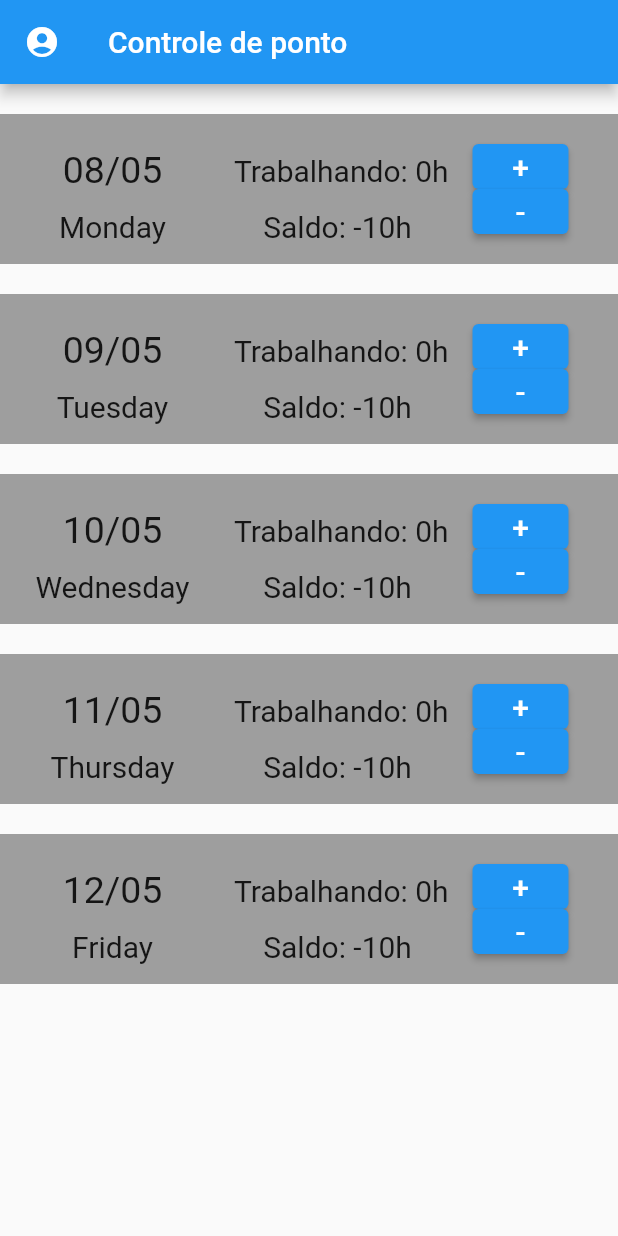
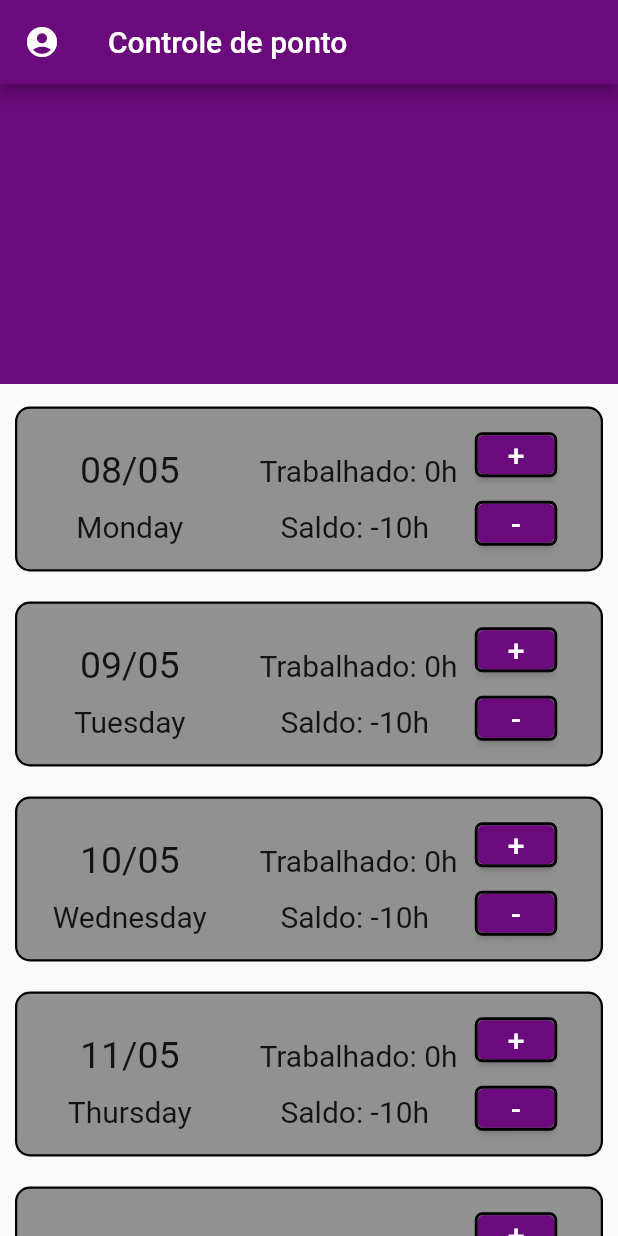
Before and after one commit to brunnobernardo/Flutter-with-Alura, a Flutter app: the screen it shows after launch, on a phone screen of 412 x 824 dp. Run offline on Flutter 3.47's test engine with Material 2 defaults, Android fonts, the light colour scheme and no system bars; missing offline and left inert: dart:html.

Commit message:
update ex002 flutter

```diff
--- a/flutter_ex002/lib/main.dart
+++ b/flutter_ex002/lib/main.dart
@@ -1,3 +1,5 @@
+import 'dart:html';
+
 import 'package:flutter/material.dart';
 
 void main() {
@@ -12,17 +14,19 @@ class MyApp extends StatelessWidget {
     return MaterialApp(
       home: Scaffold(
           appBar: AppBar(
+            backgroundColor: Color.fromARGB(255, 107, 10, 124),
             leading: Container(
               child: Icon(Icons.account_circle),
             ),
             title: Text('Controle de ponto'),
           ),
           body: ListView(children: [
-            mainContainer('08/05', 'Monday'),
-            mainContainer('09/05', 'Tuesday'),
-            mainContainer('10/05', 'Wednesday'),
-            mainContainer('11/05', 'Thursday'),
-            mainContainer('12/05', 'Friday')
+            imageContainer(),
+            countHours('08/05', 'Monday'),
+            countHours('09/05', 'Tuesday'),
+            countHours('10/05', 'Wednesday'),
+            countHours('11/05', 'Thursday'),
+            countHours('12/05', 'Friday'),
           ])
           // body
           ),
@@ -30,27 +34,44 @@ class MyApp extends StatelessWidget {
   }
 }
 
-class mainContainer extends StatefulWidget {
+class imageContainer extends StatelessWidget {
+  const imageContainer({super.key});
+
+  @override
+  Widget build(BuildContext context) {
+    return Padding(
+        padding: const EdgeInsets.only(bottom: 5),
+        child: Container(
+          height: 200,
+          color: Color.fromARGB(255, 107, 10, 124),
+        ));
+  }
+}
+
+class countHours extends StatefulWidget {
   final String date;
   final String day;
-  const mainContainer(this.date, this.day, {Key? key}) : super(key: key);
+  const countHours(this.date, this.day, {Key? key}) : super(key: key);
 
   @override
-  State<mainContainer> createState() => _MyWidgetState();
+  State<countHours> createState() => _MyWidgetState();
 }
 
-class _MyWidgetState extends State<mainContainer> {
+class _MyWidgetState extends State<countHours> {
   int hours = 0;
   int workload = 10;
   @override
   Widget build(BuildContext context) {
     return Padding(
-        padding: const EdgeInsets.only(top: 20),
+        padding: const EdgeInsets.all(10),
         child: Stack(
           children: [
             Container(
-              height: 100,
-              color: Colors.grey,
+              decoration: BoxDecoration(
+                  borderRadius: BorderRadius.circular(10),
+                  color: Color.fromARGB(255, 146, 145, 145),
+                  border: Border.all(width: 1.5, color: Colors.black)),
+              height: 110,
               child: Row(
                 children: [
                   Column(
@@ -84,7 +105,7 @@ class _MyWidgetState extends State<mainContainer> {
                         width: 155,
                         height: 50,
                         child: Text(
-                          'Trabalhando: ${hours}h',
+                          'Trabalhado: ${hours}h',
                           style: TextStyle(fontSize: 20),
                         ),
                       ),
@@ -99,14 +120,20 @@ class _MyWidgetState extends State<mainContainer> {
                       ),
                     ],
                   ),
-                  Padding(
-                      padding: const EdgeInsets.all(10),
-                      child: Column(
-                        mainAxisAlignment: MainAxisAlignment.center,
-                        children: [
+                  Column(
+                      mainAxisAlignment: MainAxisAlignment.spaceEvenly,
+                      children: [
                         Container(
+                          decoration: BoxDecoration(
+                              borderRadius: BorderRadius.circular(5),
+                              border:
+                                  Border.all(width: 2.0, color: Colors.black)),
                           height: 30,
+                          width: 55,
                           child: ElevatedButton(
+                              style: ButtonStyle(
+                                  backgroundColor: MaterialStateProperty.all(
+                                      Color.fromARGB(255, 107, 10, 124))),
                               onPressed: () {
                                 setState(() {
                                   hours++;
@@ -123,8 +150,16 @@ class _MyWidgetState extends State<mainContainer> {
                                   ])),
                         ),
                         Container(
+                          decoration: BoxDecoration(
+                              borderRadius: BorderRadius.circular(5),
+                              border:
+                                  Border.all(width: 2.0, color: Colors.black)),
                           height: 30,
+                          width: 55,
                           child: ElevatedButton(
+                              style: ButtonStyle(
+                                  backgroundColor: MaterialStateProperty.all(
+                                      Color.fromARGB(255, 107, 10, 124))),
                               onPressed: () {
                                 setState(() {
                                   hours--;
@@ -140,7 +175,7 @@ class _MyWidgetState extends State<mainContainer> {
                                     )
                                   ])),
                         )
-                      ]))
+                      ])
                 ],
               ),
             ),
```
